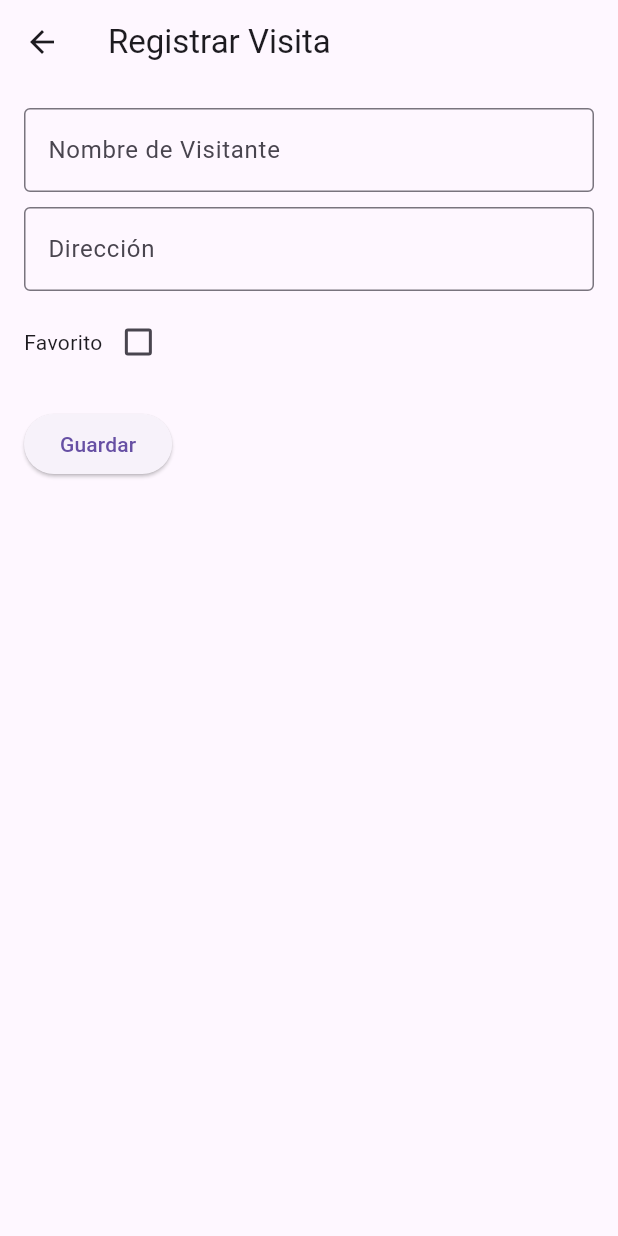
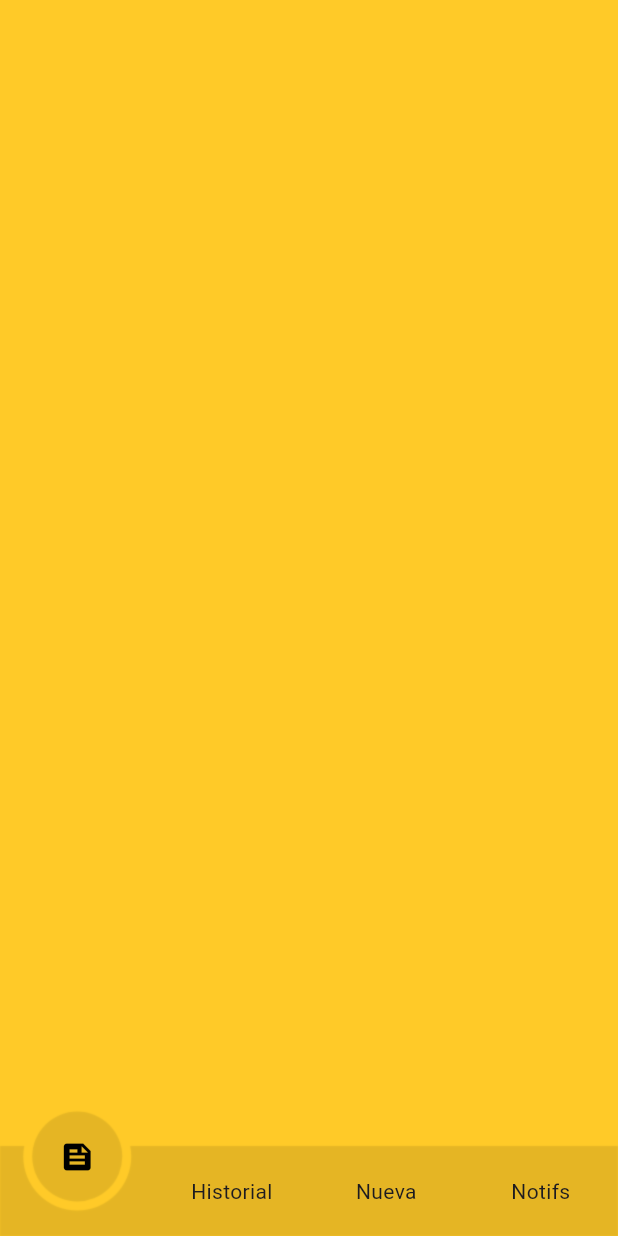
Before and after one commit to AlfonsoArzaveHernandez/app_sg, a Flutter app: the screen it shows after launch, after a tap on "Log in", on a phone screen of 412 x 824 dp. Run offline on Flutter 3.47's test engine with Material 3 defaults, Android fonts, the phone set to English and light mode, and no system bars; drawn by our look-alikes of circle_nav_bar.

Commit message:
feat: adding 4 resi screens

```diff
--- a/lib/screens/main_login_screen.dart
+++ b/lib/screens/main_login_screen.dart
@@ -1,9 +1,8 @@
-import 'package:app_sg/screens/resi_registrar_visita.dart';
+import 'package:app_sg/screens/residentes/resi_screen.dart';
 import 'package:flutter/material.dart';
 import 'package:flutter/services.dart';
 
 class MainLoginScreen extends StatelessWidget {
-
   const MainLoginScreen({super.key});
 
   @override
@@ -23,7 +22,7 @@ class _ContenidoLoginState extends State<ContenidoLogin> {
   @override
   Widget build(BuildContext context) {
     return Scaffold(
-      backgroundColor: Colors.red.shade400, // Color del fondo
+      backgroundColor: Colors.red.shade400, // Color del fondo, si es visible algo se hizo mal en la interfaz
       body: const Stack( children: [
         Fondo(),
         FormularioLogin()
@@ -32,6 +31,7 @@ class _ContenidoLoginState extends State<ContenidoLogin> {
     );
   }
 }
+
 
 class Fondo extends StatelessWidget {
   const Fondo({super.key});
@@ -58,7 +58,6 @@ class Fondo extends StatelessWidget {
     );
   }
 }
-
 
 class FormularioLogin extends StatelessWidget {
   const FormularioLogin({super.key});
@@ -121,7 +120,7 @@ class FormularioLogin extends StatelessWidget {
                     padding: const EdgeInsets.symmetric(horizontal: 150,vertical: 20)),
                   onPressed: (){Navigator.push(
                     context,
-                     MaterialPageRoute(builder: (context) => const RegistroVisita()),
+                     MaterialPageRoute(builder: (context) => const ResiScreen()),
                 );
                 },
                      child: const Text('Log in')),
--- a/lib/screens/resi_registrar_visita.dart
+++ /dev/null
@@ -1,50 +0,0 @@
-import 'package:flutter/material.dart';
-
-class RegistroVisita extends StatelessWidget {
-  const RegistroVisita({super.key});
-
-  @override
-  Widget build(BuildContext context) {
-    return Scaffold(
-      appBar: AppBar(title: const Text("Registrar Visita")),
-      body: Padding(
-        padding: const EdgeInsets.all(16.0),
-        child: Column(
-          crossAxisAlignment: CrossAxisAlignment.start,
-          children: [
-            TextFormField(
-              decoration: const InputDecoration(
-                hintText: 'Nombre de Visitante',
-                border: OutlineInputBorder(),
-              ),
-            ),
-            const SizedBox(height: 10),
-            TextFormField(
-              decoration: const InputDecoration(
-                hintText: 'Dirección',
-                border: OutlineInputBorder(),
-              ),
-            ),
-            const SizedBox(height: 10),
-            Row(
-              children: [
-                const Text('Favorito'),
-                Checkbox(
-                  value: false,
-                  onChanged: (bool? newValue) {},
-                ),
-              ],
-            ),
-            const SizedBox(height: 20),
-            ElevatedButton(
-              onPressed: () {
-                Navigator.pop(context); // Para volver a la pantalla anterior
-              },
-              child: const Text('Guardar'),
-            ),
-          ],
-        ),
-      ),
-    );
-  }
-}
--- /dev/null
+++ b/lib/screens/residentes/feed_resi_screen.dart
@@ -0,0 +1,17 @@
+import 'package:flutter/material.dart';
+
+class FeedResiScreen extends StatefulWidget {
+  const FeedResiScreen({super.key});
+
+  @override
+  State<FeedResiScreen> createState() => _FeedResiScreenState();
+}
+
+class _FeedResiScreenState extends State<FeedResiScreen> {
+  @override
+  Widget build(BuildContext context) {
+    return Scaffold(
+      backgroundColor: Colors.amber.shade400,
+    );
+  }
+}
--- /dev/null
+++ b/lib/screens/residentes/historial_visitas_resi_screen.dart
@@ -0,0 +1,12 @@
+import 'package:flutter/material.dart';
+
+class HistorialVisitasResiScreen extends StatelessWidget {
+  const HistorialVisitasResiScreen({super.key});
+
+  @override
+  Widget build(BuildContext context) {
+    return Scaffold(
+      backgroundColor: Colors.blue.shade900,
+    );
+  }
+}
--- /dev/null
+++ b/lib/screens/residentes/notificaciones_screen.dart
@@ -0,0 +1,12 @@
+import 'package:flutter/material.dart';
+
+class NotificacionesScreen extends StatelessWidget {
+  const NotificacionesScreen({super.key});
+
+  @override
+  Widget build(BuildContext context) {
+    return const Scaffold(
+      backgroundColor: Colors.deepOrange,
+    );
+  }
+}
--- /dev/null
+++ b/lib/screens/residentes/nueva_visita_screen.dart
@@ -0,0 +1,12 @@
+import 'package:flutter/material.dart';
+
+class NuevaVisitaScreen extends StatelessWidget {
+  const NuevaVisitaScreen({super.key});
+
+  @override
+  Widget build(BuildContext context) {
+    return Scaffold(
+      backgroundColor: Colors.pink.shade400,
+    );
+  }
+}
--- /dev/null
+++ b/lib/screens/residentes/resi_screen.dart
@@ -0,0 +1,75 @@
+import 'package:flutter/material.dart';
+import 'package:circle_nav_bar/circle_nav_bar.dart';
+import 'feed_resi_screen.dart';
+import 'historial_visitas_resi_screen.dart';
+import 'nueva_visita_screen.dart';
+import 'notificaciones_screen.dart';
+
+class ResiScreen extends StatefulWidget {
+  const ResiScreen({super.key});
+
+  @override
+  State<ResiScreen> createState() => _ResiScreenState();
+}
+
+class _ResiScreenState extends State<ResiScreen> {
+  int _currentIndex = 0;
+  final PageController _pageController = PageController();
+
+  @override
+  Widget build(BuildContext context) {
+    return Scaffold(
+      body: Stack(
+        children: [
+          PageView(
+            controller: _pageController,
+            onPageChanged: (index) {
+              setState(() {
+                _currentIndex = index;
+              });
+            },
+            children: const [
+              FeedResiScreen(),
+              HistorialVisitasResiScreen(),
+              NuevaVisitaScreen(),
+              NotificacionesScreen(),
+            ],
+          ),
+          Align(
+            alignment: Alignment.bottomCenter,
+            child: CircleNavBar(
+              shadowColor: Colors.black.withOpacity(0.1),
+              activeIcons: const [
+                Icon(Icons.feed, color: Colors.black),
+                Icon(Icons.history, color: Colors.black),
+                Icon(Icons.add, color: Colors.black),
+                Icon(Icons.notifications, color: Colors.black),
+              ],
+              inactiveIcons: const [
+                Text("Feed"),
+                Text("Historial"),
+                Text("Nueva"),
+                Text("Notifs"),
+              ],
+              color: Colors.transparent,
+              circleColor: Colors.transparent,
+              height: 60,
+              circleWidth: 60,
+              activeIndex: _currentIndex,
+              onTap: (index) {
+                setState(() {
+                  _currentIndex = index;
+                  _pageController.animateToPage(
+                    index,
+                    duration: const Duration(milliseconds: 300),
+                    curve: Curves.easeInOut,
+                  );
+                });
+              },
+            ),
+          ),
+        ],
+      ),
+    );
+  }
+}
--- a/pubspec.yaml
+++ b/pubspec.yaml
@@ -31,10 +31,10 @@ dependencies:
   flutter:
     sdk: flutter
 
-
   # The following adds the Cupertino Icons font to your application.
   # Use with the CupertinoIcons class for iOS style icons.
   cupertino_icons: ^1.0.8
+  circle_nav_bar: ^2.2.0
 
 dev_dependencies:
   flutter_test:
```
Also changed, not shown: pubspec.lock.
